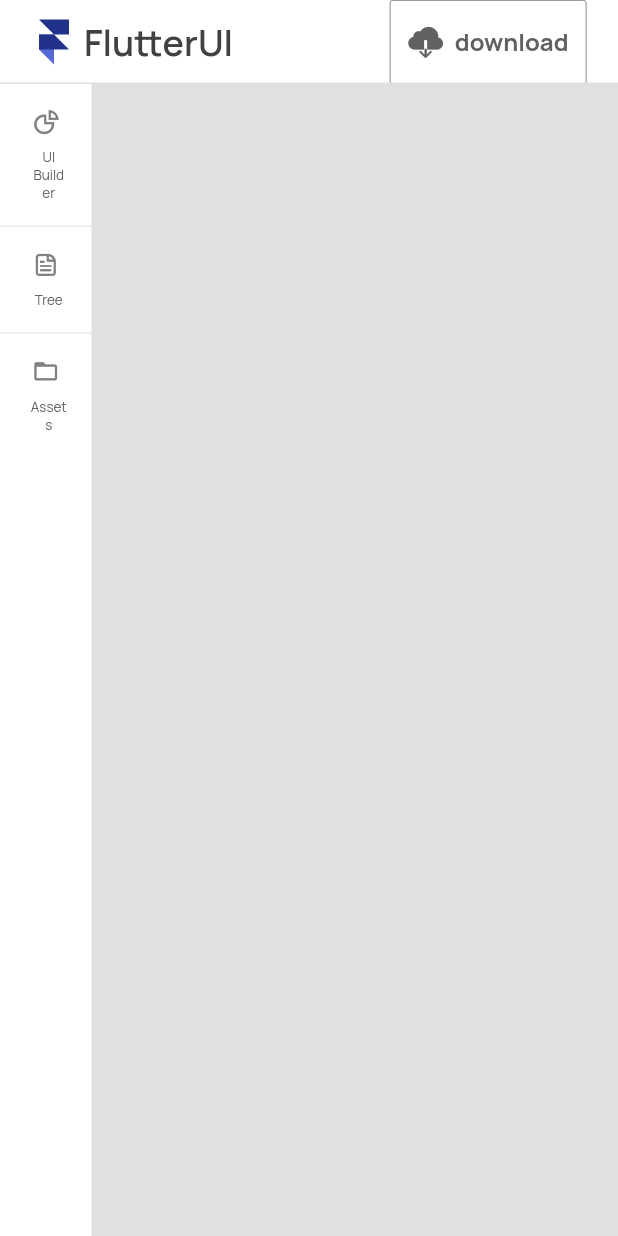
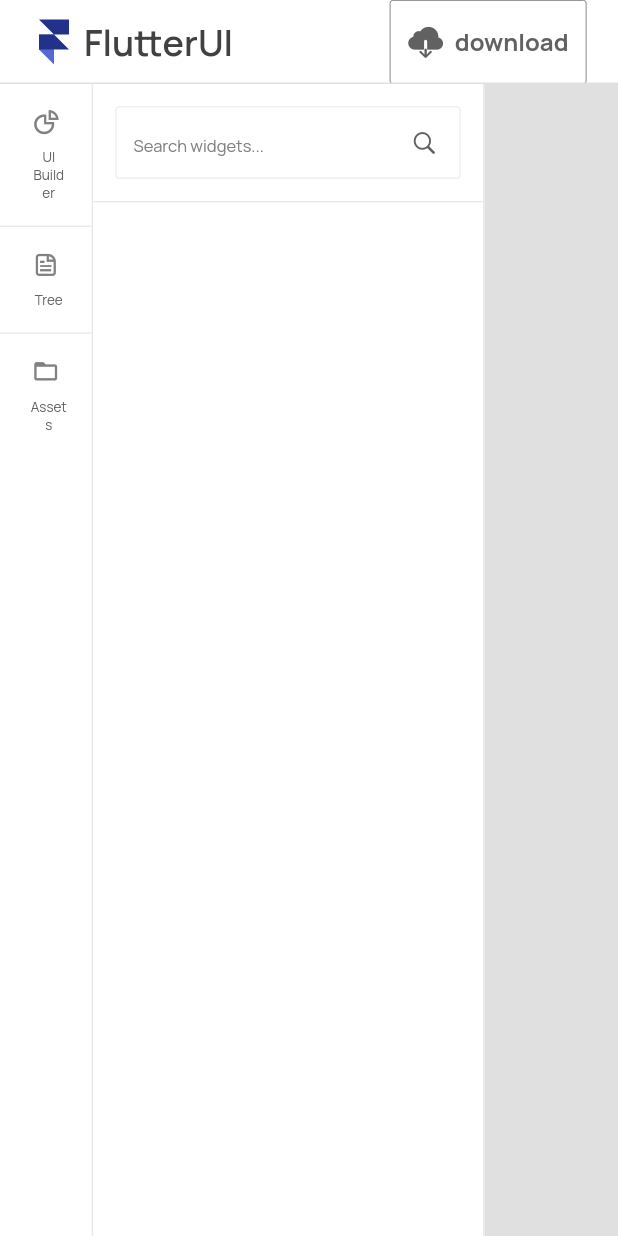
Before and after one commit to sajadmaster/app.FlutterUI.io, a Flutter app: the screen it shows after launch, on a phone screen of 412 x 824 dp. Run offline on Flutter 3.47's test engine with Material 2 defaults, Android fonts, the phone set to English and light mode, and no system bars; our stand-ins replace flutter_svg, get, get_storage; missing offline and left inert: loading_overlay_pro.

Commit message:
Design search widget

```diff
--- a/lib/constant/colors.dart
+++ b/lib/constant/colors.dart
@@ -29,6 +29,7 @@ class MyColors {
   static const border = grey05;
   static const divider = grey01;
   static const background = Color(0xFFFFFFFF);
+  static const icon = grey05;
 
   static const grey01 = Color(0xffe0e0e0);
   static const grey02 = Color(0xffc0c0c0);
--- a/lib/constant/dimens.dart
+++ b/lib/constant/dimens.dart
@@ -6,5 +6,6 @@ class MyDimens {
   static const double buttonRadius = 2.0;
   static const double radius = 10.0;
   static const double marginHorizontal1 = 21.0;
+  static const double iconSize = 18.0;
 
 }
--- a/lib/constant/strings.dart
+++ b/lib/constant/strings.dart
@@ -8,6 +8,8 @@ class MyStrings {
   static const String tree = 'tree';
   static const String assets = 'assets';
 
+  static const String searchHint = 'searchHint';
+
 
 
 }
--- a/lib/pages/main/controller/controller.dart
+++ b/lib/pages/main/controller/controller.dart
@@ -9,12 +9,24 @@ import 'package:get_storage/get_storage.dart';
 class MainController extends GetxController {
   RxString text = MyStrings.appName.tr.obs;
   RxList<ItemLeftNavigation> items = <ItemLeftNavigation>[].obs;
+  late TextEditingController searchController;
 
   @override
   void onInit() {
     // TODO: implement onInit
     super.onInit();
     getItems();
+    searchController = TextEditingController();
+  }
+
+  @override
+  void dispose() {
+    searchController.dispose();
+    super.dispose();
+  }
+
+  onSearchTextChanged(String text) async {
+
   }
 
   getItems() {
--- a/lib/pages/main/view/body.dart
+++ b/lib/pages/main/view/body.dart
@@ -14,11 +14,38 @@ Widget getBody(MainController controller) {
           itemBuilder: (context, index) => _buildItems(controller, index),
           itemCount: controller.items.length,
           separatorBuilder: (BuildContext context, int index) {
-            return const DividerWidget();
+            return const DividerWidget(type: Type.horizontal);
           },
         ),
       ),
-      Expanded(child: Container(color: MyColors.grey01,),)
+      const DividerWidget(type: Type.vertical),
+      SizedBox(
+        width: 260,
+        child: Column(
+          crossAxisAlignment: CrossAxisAlignment.start,
+          mainAxisSize: MainAxisSize.max,
+          children: [
+
+            Padding(
+              padding: const EdgeInsets.all(15.0),
+              child: InputWidget(
+                hintText: MyStrings.searchHint.tr,
+                labelText: MyStrings.searchHint.tr,
+                controller: controller.searchController,
+                suffixIcon:const Icon(CupertinoIcons.search, color: MyColors.icon, size: MyDimens.iconSize,),
+              ),
+            ),
+            const DividerWidget(type : Type.horizontal,),
+
+          ],
+        ),
+      ),
+      const DividerWidget(type: Type.vertical),
+      Expanded(
+        child: Container(
+          color: MyColors.grey01,
+        ),
+      )
     ],
   );
 }
--- a/lib/pages/main/view/view.dart
+++ b/lib/pages/main/view/view.dart
@@ -2,12 +2,16 @@ import 'dart:ui';
 
 
 /* MVC */
+import 'package:flutter/cupertino.dart';
 import 'package:flutter/material.dart';
 import 'package:flutterui_web/constant/colors.dart';
+import 'package:flutterui_web/constant/dimens.dart';
 import 'package:flutterui_web/constant/images.dart';
+import 'package:flutterui_web/constant/strings.dart';
 import 'package:flutterui_web/pages/main/models/item_left_navigation.dart';
 import 'package:flutterui_web/widgets/appbar.dart';
 import 'package:flutterui_web/widgets/divider_widget.dart';
+import 'package:flutterui_web/widgets/input.dart';
 import 'package:flutterui_web/widgets/item_left_navigation.dart';
 import 'package:get/get.dart';
 
--- a/lib/translations/en_US/en_us_translations.dart
+++ b/lib/translations/en_US/en_us_translations.dart
@@ -6,4 +6,6 @@ final Map<String, String> enUS = {
   MyStrings.uiBuilder: 'UI\nBuilder',
   MyStrings.tree: 'Tree',
   MyStrings.assets: 'Assets',
+
+  MyStrings.searchHint: 'Search widgets...',
 };
--- a/lib/widgets/appbar.dart
+++ b/lib/widgets/appbar.dart
@@ -29,7 +29,7 @@ AppBar getAppbar({required String title,
         ),
         Padding(
           padding: const EdgeInsets.symmetric(horizontal: MyDimens.marginHorizontal1),
-          child: ButtonPrimary(text: MyStrings.download.tr, onPressed: () {  }, icon: const Icon(CupertinoIcons.cloud_download_fill, color: MyColors.grey05,),),
+          child: ButtonPrimary(text: MyStrings.download.tr, onPressed: () {  }, icon: const Icon(CupertinoIcons.cloud_download_fill, color: MyColors.icon,),),
         )
       ],
     ),
--- a/lib/widgets/divider_widget.dart
+++ b/lib/widgets/divider_widget.dart
@@ -4,10 +4,20 @@ import 'package:flutterui_web/constant/dimens.dart';
 import 'package:loading_overlay_pro/animations/bouncing_line.dart';
 
 class DividerWidget extends StatelessWidget {
-  const DividerWidget({Key? key}) : super(key: key);
+  final Type type;
 
-  @override
+  const DividerWidget({
+    Key? key,
+    required this.type,
+  }) : super(key: key);
+
+@override
   Widget build(BuildContext context) {
-    return const Divider(color: MyColors.divider, height: MyDimens.divider,);
+    return type == Type.horizontal ? const Divider(color: MyColors.divider, height: MyDimens.divider,) : const VerticalDivider(color: MyColors.divider, width: MyDimens.divider,);
   }
 }
+
+enum Type {
+  vertical,
+  horizontal
+}
--- a/lib/widgets/input.dart
+++ b/lib/widgets/input.dart
@@ -1,4 +1,5 @@
 import 'package:flutter/material.dart';
+import 'package:flutterui_web/constant/styles.dart';
 import 'package:get/get.dart';
 import 'package:flutterui_web/constant/colors.dart';
 import 'package:flutterui_web/constant/dimens.dart';
@@ -14,8 +15,8 @@ class InputWidget extends StatelessWidget {
   final TextInputAction? textInputAction;
   final bool? obscureText;
   final Widget? suffixIcon;
+  final Widget? prefixIcon;
   final AutovalidateMode? autovalidateMode;
-
 
   const InputWidget({
     Key? key,
@@ -29,12 +30,14 @@ class InputWidget extends StatelessWidget {
     this.textInputAction,
     this.obscureText,
     this.suffixIcon,
+    this.prefixIcon,
     this.autovalidateMode,
   }) : super(key: key);
 
   @override
   Widget build(BuildContext context) {
     return TextFormField(
+      cursorColor: MyColors.icon,
       keyboardType: keyboardType ?? TextInputType.text,
       textInputAction: textInputAction ?? TextInputAction.next,
       obscureText: obscureText ?? false,
@@ -43,16 +46,44 @@ class InputWidget extends StatelessWidget {
       onSaved: onSaved,
       validator: validator,
       decoration: InputDecoration(
-        labelText: labelText,
-        labelStyle: const TextStyle(color: MyColors.black, fontSize: 18),
+        labelStyle: MyStyles.body2.copyWith(
+          color: MyColors.grey04,
+        ),
+        contentPadding:
+            const EdgeInsets.symmetric(vertical: 0.0, horizontal: 12.0),
+        isDense: true,
         border: OutlineInputBorder(
-          borderRadius: BorderRadius.circular(MyDimens.radius),
-        ),
+            borderRadius: BorderRadius.circular(
+              MyDimens.buttonRadius,
+            ),
+            borderSide: const BorderSide(
+              color: MyColors.grey01,
+              width: MyDimens.borderWidth,
+            )),
+        focusedBorder: OutlineInputBorder(
+            borderRadius: BorderRadius.circular(
+              MyDimens.buttonRadius,
+            ),
+            borderSide: const BorderSide(
+              color: MyColors.border,
+              width: MyDimens.borderWidth,
+            )),
+        enabledBorder: OutlineInputBorder(
+            borderRadius: BorderRadius.circular(
+              MyDimens.buttonRadius,
+            ),
+            borderSide: const BorderSide(
+              color: MyColors.grey01,
+              width: MyDimens.borderWidth,
+            )),
         filled: true,
         fillColor: Colors.transparent,
-        hintStyle: const TextStyle(color: MyColors.desc),
+        hintStyle: MyStyles.body2.copyWith(
+          color: MyColors.grey04,
+        ),
         hintText: hintText,
         suffixIcon: suffixIcon,
+        prefixIcon: prefixIcon,
       ),
     );
   }
```
